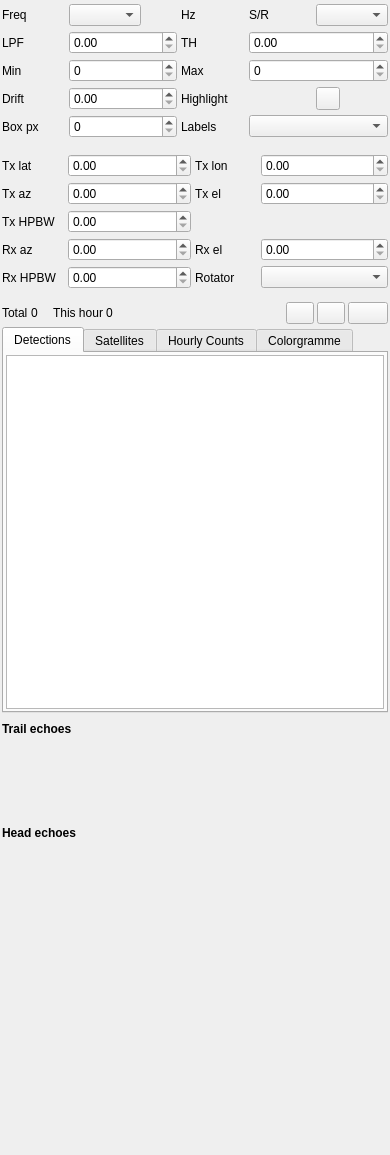
Before: the Qt Designer form plugins/channelrx/meteor/meteorgui.ui in srcejon/sdrangel, drawn with Qt 5.
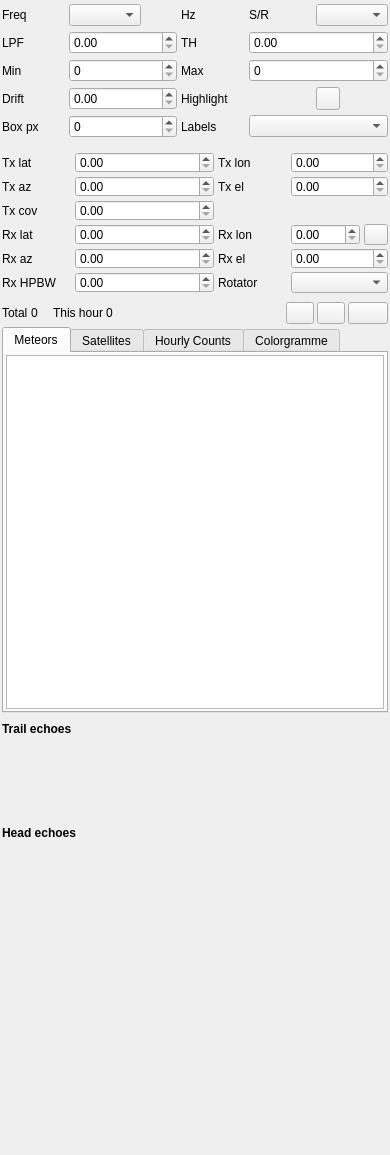
After: the same form once the commit is applied. Icons and pictures are not drawn. Custom widgets are drawn as their Qt base class.

Commit message: Add Meteor station defaults and satellite radial speed

The edit to the form file:
```diff
--- a/plugins/channelrx/meteor/meteorgui.ui
+++ b/plugins/channelrx/meteor/meteorgui.ui
@@ -293,7 +293,7 @@
     <item row="2" column="0">
      <widget class="QLabel" name="transmitterBeamwidthLabel">
       <property name="text">
-       <string>Tx HPBW</string>
+       <string>Tx cov</string>
       </property>
      </widget>
     </item>
@@ -301,43 +301,77 @@
      <widget class="QDoubleSpinBox" name="transmitterBeamwidth"/>
     </item>
     <item row="3" column="0">
+     <widget class="QLabel" name="receiverLatitudeLabel">
+      <property name="text">
+       <string>Rx lat</string>
+      </property>
+     </widget>
+    </item>
+    <item row="3" column="1" colspan="2">
+     <widget class="QDoubleSpinBox" name="receiverLatitude"/>
+    </item>
+    <item row="3" column="3">
+     <widget class="QLabel" name="receiverLongitudeLabel">
+      <property name="text">
+       <string>Rx lon</string>
+      </property>
+     </widget>
+    </item>
+    <item row="3" column="4">
+     <widget class="QDoubleSpinBox" name="receiverLongitude"/>
+    </item>
+    <item row="3" column="5">
+     <widget class="QToolButton" name="updateReceiverPosition">
+      <property name="toolTip">
+       <string>Update receive antenna position from Preferences &gt; My Position</string>
+      </property>
+      <property name="text">
+       <string/>
+      </property>
+      <property name="icon">
+       <iconset resource="../../../sdrgui/resources/res.qrc">
+        <normaloff>:/import.png</normaloff>:/import.png</iconset>
+      </property>
+     </widget>
+    </item>
+    <item row="4" column="0">
      <widget class="QLabel" name="antennaAzimuthLabel">
       <property name="text">
        <string>Rx az</string>
       </property>
      </widget>
     </item>
-    <item row="3" column="1" colspan="2">
+    <item row="4" column="1" colspan="2">
      <widget class="QDoubleSpinBox" name="antennaAzimuth"/>
     </item>
-    <item row="3" column="3">
+    <item row="4" column="3">
      <widget class="QLabel" name="antennaElevationLabel">
       <property name="text">
        <string>Rx el</string>
       </property>
      </widget>
     </item>
-    <item row="3" column="4" colspan="2">
+    <item row="4" column="4" colspan="2">
      <widget class="QDoubleSpinBox" name="antennaElevation"/>
     </item>
-    <item row="4" column="0">
+    <item row="5" column="0">
      <widget class="QLabel" name="antennaBeamwidthLabel">
       <property name="text">
        <string>Rx HPBW</string>
       </property>
      </widget>
     </item>
-    <item row="4" column="1" colspan="2">
+    <item row="5" column="1" colspan="2">
      <widget class="QDoubleSpinBox" name="antennaBeamwidth"/>
     </item>
-    <item row="4" column="3">
+    <item row="5" column="3">
      <widget class="QLabel" name="rotatorLabel">
       <property name="text">
        <string>Rotator</string>
       </property>
      </widget>
     </item>
-    <item row="4" column="4" colspan="2">
+    <item row="5" column="4" colspan="2">
      <widget class="QComboBox" name="rotator"/>
     </item>
    </layout>
@@ -486,7 +520,7 @@
         </sizepolicy>
        </property>
        <attribute name="title">
-        <string>Detections</string>
+        <string>Meteors</string>
        </attribute>
        <layout class="QVBoxLayout" name="detectionsPageLayout">
         <property name="spacing">
```
The commit also changes 6 other files.
